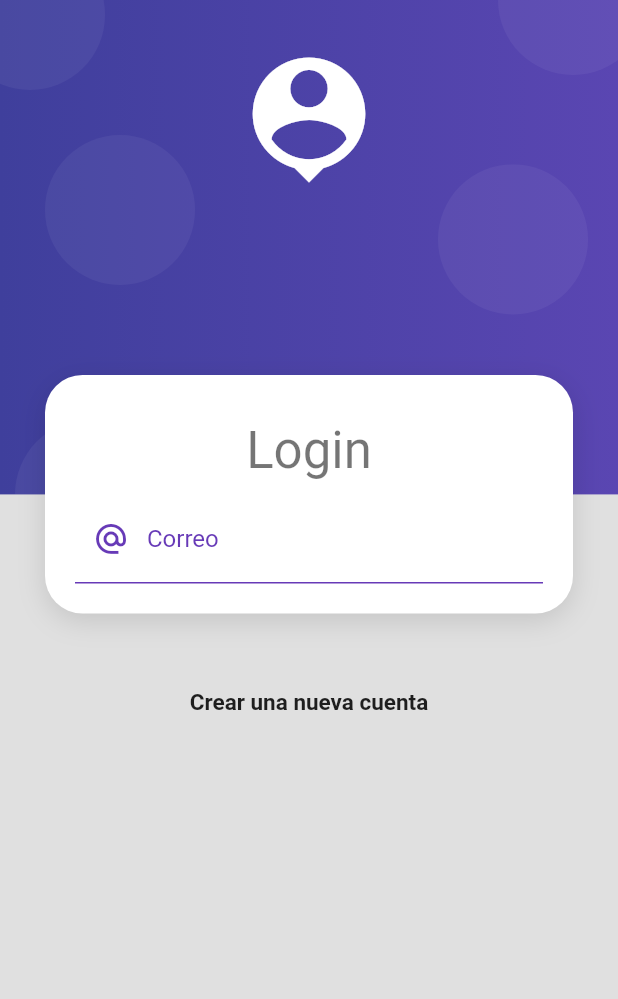
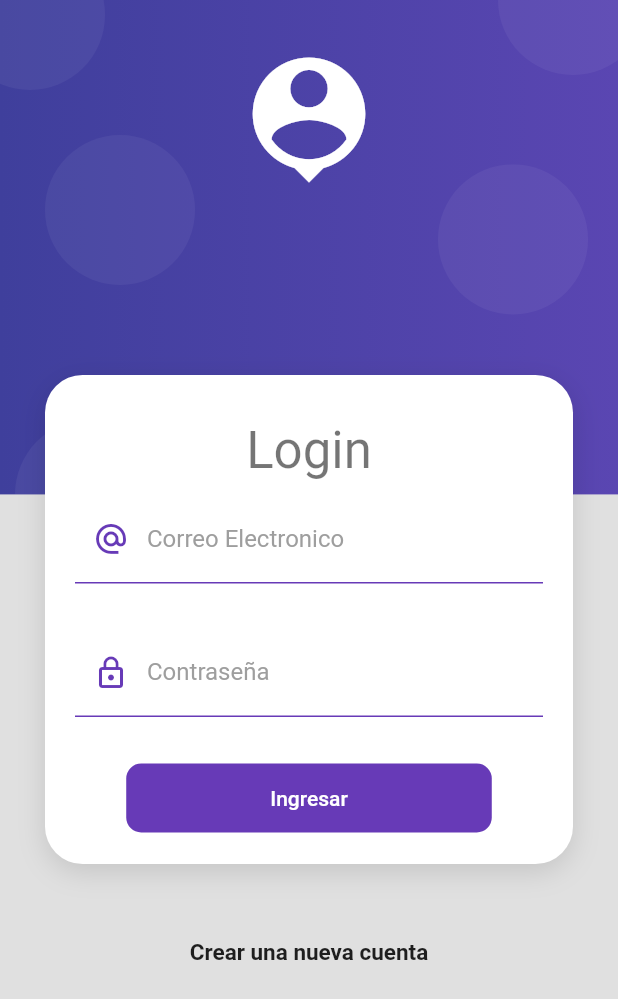
Before and after one commit to MatiasSalomon01/Flutter_ProductosApp, a Flutter app: the screen it shows after launch, on a phone screen of 412 x 824 dp. Shown: the top 999 px of the screen. Run offline on Flutter 3.47's test engine with Material 2 defaults, Android fonts, the phone set to English and light mode, and no system bars.

Commit message:
Reutilizar estilos de inputs

```diff
--- a/lib/screens/login_screen.dart
+++ b/lib/screens/login_screen.dart
@@ -1,5 +1,6 @@
 import 'package:flutter/material.dart';
 import 'package:productos_app/theme/theme.dart';
+import 'package:productos_app/ui/input_decorations.dart';
 import 'package:productos_app/widgets/widgets.dart';
 
 
@@ -25,7 +26,7 @@ class LoginScreen extends StatelessWidget {
                 )
               ),
               SizedBox(height: 50,),
-              Text('Crear una nueva cuenta', style: TextStyle(fontSize: 15, fontWeight: FontWeight.bold),)
+              Text('Crear una nueva cuenta', style: TextStyle(fontSize: 15, fontWeight: FontWeight.bold),),
             ],
           ),
         ),
@@ -46,25 +47,25 @@ class _LoginForm extends StatelessWidget {
             TextFormField(
               autocorrect: false,
               keyboardType: TextInputType.emailAddress,
-              decoration: InputDecoration(
-                enabledBorder: UnderlineInputBorder(
-                  borderSide: BorderSide(
-                    color: Colors.deepPurple
-                  )
-                ),
-                focusedBorder: UnderlineInputBorder(
-                  borderSide: BorderSide(
-                    color: Colors.deepPurple,
-                    width: 2
-                  )
-                ),
-                hintText: 'matisalomond@gmail.com',
-                labelText: 'Correo',
-                labelStyle: TextStyle(
-                  color: Colors.deepPurple
-                ),
-                prefixIcon: Icon(Icons.alternate_email_outlined, color: Colors.deepPurple,)
-              ),
+              decoration: InputDecorations.authInputDecoration(hintText: 'matias@gmail.com', labelText: 'Correo Electronico', prefixIcon: Icons.alternate_email_outlined),
+            ),
+            const SizedBox(height: 30,),
+            TextFormField(
+              autocorrect: false,
+              keyboardType: TextInputType.emailAddress,
+              decoration: InputDecorations.authInputDecoration(hintText: '*********', labelText: 'Contraseña', prefixIcon: Icons.lock_outline),
+            ),
+            const SizedBox(height: 30,),
+
+            MaterialButton(
+              onPressed: () {},
+              shape: RoundedRectangleBorder(borderRadius: BorderRadius.circular(10)),
+              disabledColor: Colors.grey,
+              elevation: 0,
+              color: Colors.deepPurple,
+              child: Container(
+                padding: const EdgeInsets.symmetric(horizontal: 80, vertical: 15),
+                child: const Text('Ingresar', style: TextStyle(color: Colors.white),)),
             )
           ],
         )
--- /dev/null
+++ b/lib/ui/input_decorations.dart
@@ -0,0 +1,31 @@
+import 'package:flutter/material.dart';
+
+class InputDecorations{
+
+  static InputDecoration authInputDecoration({
+    required String hintText,
+    required String labelText,
+    IconData? prefixIcon
+  }){
+    return InputDecoration(
+      enabledBorder: const UnderlineInputBorder(
+      borderSide: BorderSide(
+        color: Colors.deepPurple
+        )
+            ),
+      focusedBorder: const UnderlineInputBorder(
+        borderSide: BorderSide(
+          color: Colors.deepPurple,
+          width: 2
+        )
+      ),
+      hintText: hintText,
+      labelText: labelText,
+      labelStyle: const TextStyle(
+        color: Colors.grey
+        ),
+        prefixIcon: prefixIcon != null ? Icon(prefixIcon, color: Colors.deepPurple,) : null
+    );
+  }
+
+}
```
